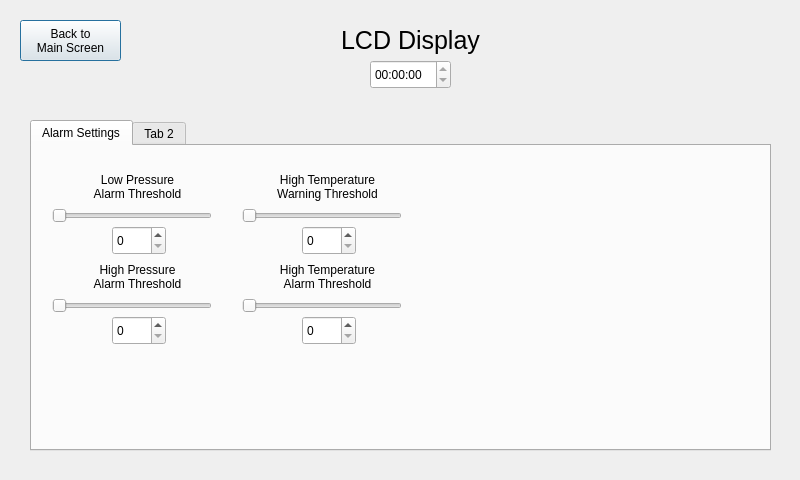
Above: lcd_display.ui from MicrowattAthena/Lena_Modbus before the change. Below: the same form after it.
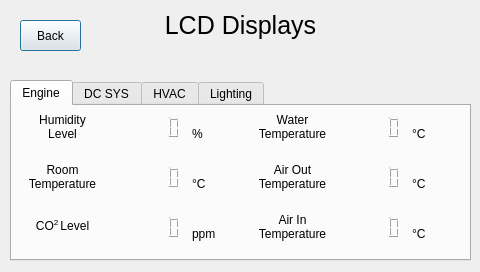
That is the form after the change. The open tabs and pages were chosen to show the change. Icons and pictures are not drawn.

The edit to the form file:
```diff
--- a/lcd_display.ui
+++ b/lcd_display.ui
@@ -6,8 +6,8 @@
    <rect>
     <x>0</x>
     <y>0</y>
-    <width>800</width>
-    <height>480</height>
+    <width>480</width>
+    <height>272</height>
    </rect>
   </property>
   <property name="windowTitle">
@@ -17,13 +17,732 @@
    <iconset resource="interface.qrc">
     <normaloff>:/new/prefix1/Graphics/microwattlogo.png</normaloff>:/new/prefix1/Graphics/microwattlogo.png</iconset>
   </property>
-  <widget class="QLabel" name="label">
+  <widget class="QTabWidget" name="tabWidget">
    <property name="geometry">
     <rect>
-     <x>720</x>
+     <x>10</x>
+     <y>80</y>
+     <width>461</width>
+     <height>181</height>
+    </rect>
+   </property>
+   <property name="tabShape">
+    <enum>QTabWidget::Rounded</enum>
+   </property>
+   <property name="currentIndex">
+    <number>3</number>
+   </property>
+   <widget class="QWidget" name="tab">
+    <attribute name="title">
+     <string>Engine</string>
+    </attribute>
+    <widget class="QLabel" name="label_2">
+     <property name="geometry">
+      <rect>
+       <x>0</x>
+       <y>0</y>
+       <width>101</width>
+       <height>41</height>
+      </rect>
+     </property>
+     <property name="text">
+      <string>Humidity
+Level</string>
+     </property>
+     <property name="alignment">
+      <set>Qt::AlignCenter</set>
+     </property>
+    </widget>
+    <widget class="QLabel" name="label_3">
+     <property name="geometry">
+      <rect>
+       <x>0</x>
+       <y>50</y>
+       <width>101</width>
+       <height>41</height>
+      </rect>
+     </property>
+     <property name="text">
+      <string>Room
+Temperature</string>
+     </property>
+     <property name="alignment">
+      <set>Qt::AlignCenter</set>
+     </property>
+    </widget>
+    <widget class="QLabel" name="label_4">
+     <property name="geometry">
+      <rect>
+       <x>0</x>
+       <y>100</y>
+       <width>101</width>
+       <height>41</height>
+      </rect>
+     </property>
+     <property name="text">
+      <string>&lt;html&gt;&lt;head/&gt;&lt;body&gt;&lt;p&gt;CO&lt;span style=&quot; vertical-align:super;&quot;&gt;2 &lt;/span&gt;Level&lt;/p&gt;&lt;/body&gt;&lt;/html&gt;</string>
+     </property>
+     <property name="alignment">
+      <set>Qt::AlignCenter</set>
+     </property>
+    </widget>
+    <widget class="QLCDNumber" name="display_roomtemp">
+     <property name="geometry">
+      <rect>
+       <x>110</x>
+       <y>60</y>
+       <width>64</width>
+       <height>23</height>
+      </rect>
+     </property>
+     <property name="frameShape">
+      <enum>QFrame::NoFrame</enum>
+     </property>
+    </widget>
+    <widget class="QLabel" name="label_5">
+     <property name="geometry">
+      <rect>
+       <x>180</x>
+       <y>70</y>
+       <width>31</width>
+       <height>16</height>
+      </rect>
+     </property>
+     <property name="text">
+      <string>°C</string>
+     </property>
+    </widget>
+    <widget class="QLCDNumber" name="display_co2">
+     <property name="geometry">
+      <rect>
+       <x>110</x>
+       <y>110</y>
+       <width>64</width>
+       <height>23</height>
+      </rect>
+     </property>
+     <property name="frameShape">
+      <enum>QFrame::NoFrame</enum>
+     </property>
+    </widget>
+    <widget class="QLabel" name="label_6">
+     <property name="geometry">
+      <rect>
+       <x>180</x>
+       <y>120</y>
+       <width>41</width>
+       <height>16</height>
+      </rect>
+     </property>
+     <property name="text">
+      <string>ppm</string>
+     </property>
+    </widget>
+    <widget class="QLCDNumber" name="display_watertemp">
+     <property name="geometry">
+      <rect>
+       <x>330</x>
+       <y>10</y>
+       <width>64</width>
+       <height>23</height>
+      </rect>
+     </property>
+     <property name="frameShape">
+      <enum>QFrame::NoFrame</enum>
+     </property>
+    </widget>
+    <widget class="QLabel" name="label_8">
+     <property name="geometry">
+      <rect>
+       <x>230</x>
+       <y>0</y>
+       <width>101</width>
+       <height>41</height>
+      </rect>
+     </property>
+     <property name="text">
+      <string>Water
+Temperature</string>
+     </property>
+     <property name="alignment">
+      <set>Qt::AlignCenter</set>
+     </property>
+    </widget>
+    <widget class="QLabel" name="label_9">
+     <property name="geometry">
+      <rect>
+       <x>400</x>
+       <y>20</y>
+       <width>31</width>
+       <height>16</height>
+      </rect>
+     </property>
+     <property name="text">
+      <string>°C</string>
+     </property>
+    </widget>
+    <widget class="QLCDNumber" name="display_humidity">
+     <property name="geometry">
+      <rect>
+       <x>110</x>
+       <y>10</y>
+       <width>64</width>
+       <height>23</height>
+      </rect>
+     </property>
+     <property name="frameShape">
+      <enum>QFrame::NoFrame</enum>
+     </property>
+    </widget>
+    <widget class="QLabel" name="label_10">
+     <property name="geometry">
+      <rect>
+       <x>180</x>
+       <y>20</y>
+       <width>31</width>
+       <height>16</height>
+      </rect>
+     </property>
+     <property name="text">
+      <string>%</string>
+     </property>
+    </widget>
+    <widget class="QLCDNumber" name="display_airouttemp">
+     <property name="geometry">
+      <rect>
+       <x>330</x>
+       <y>60</y>
+       <width>64</width>
+       <height>23</height>
+      </rect>
+     </property>
+     <property name="frameShape">
+      <enum>QFrame::NoFrame</enum>
+     </property>
+    </widget>
+    <widget class="QLabel" name="label_15">
+     <property name="geometry">
+      <rect>
+       <x>230</x>
+       <y>50</y>
+       <width>101</width>
+       <height>41</height>
+      </rect>
+     </property>
+     <property name="text">
+      <string>Air Out
+Temperature</string>
+     </property>
+     <property name="alignment">
+      <set>Qt::AlignCenter</set>
+     </property>
+    </widget>
+    <widget class="QLabel" name="label_16">
+     <property name="geometry">
+      <rect>
+       <x>400</x>
+       <y>70</y>
+       <width>31</width>
+       <height>16</height>
+      </rect>
+     </property>
+     <property name="text">
+      <string>°C</string>
+     </property>
+    </widget>
+    <widget class="QLCDNumber" name="display_airintemp">
+     <property name="geometry">
+      <rect>
+       <x>330</x>
+       <y>110</y>
+       <width>64</width>
+       <height>23</height>
+      </rect>
+     </property>
+     <property name="frameShape">
+      <enum>QFrame::NoFrame</enum>
+     </property>
+    </widget>
+    <widget class="QLabel" name="label_18">
+     <property name="geometry">
+      <rect>
+       <x>230</x>
+       <y>100</y>
+       <width>101</width>
+       <height>41</height>
+      </rect>
+     </property>
+     <property name="text">
+      <string>Air In
+Temperature</string>
+     </property>
+     <property name="alignment">
+      <set>Qt::AlignCenter</set>
+     </property>
+    </widget>
+    <widget class="QLabel" name="label_19">
+     <property name="geometry">
+      <rect>
+       <x>400</x>
+       <y>120</y>
+       <width>31</width>
+       <height>16</height>
+      </rect>
+     </property>
+     <property name="text">
+      <string>°C</string>
+     </property>
+    </widget>
+   </widget>
+   <widget class="QWidget" name="tab_2">
+    <attribute name="title">
+     <string>DC SYS</string>
+    </attribute>
+    <widget class="QSlider" name="control_roomtemp">
+     <property name="geometry">
+      <rect>
+       <x>40</x>
+       <y>10</y>
+       <width>21</width>
+       <height>101</height>
+      </rect>
+     </property>
+     <property name="minimum">
+      <number>15</number>
+     </property>
+     <property name="maximum">
+      <number>25</number>
+     </property>
+     <property name="value">
+      <number>18</number>
+     </property>
+     <property name="orientation">
+      <enum>Qt::Vertical</enum>
+     </property>
+    </widget>
+    <widget class="QLabel" name="label_11">
+     <property name="geometry">
+      <rect>
+       <x>0</x>
+       <y>110</y>
+       <width>101</width>
+       <height>41</height>
+      </rect>
+     </property>
+     <property name="text">
+      <string>Room
+Temperature</string>
+     </property>
+     <property name="alignment">
+      <set>Qt::AlignCenter</set>
+     </property>
+    </widget>
+    <widget class="QLabel" name="label_12">
+     <property name="geometry">
+      <rect>
+       <x>270</x>
+       <y>110</y>
+       <width>101</width>
+       <height>41</height>
+      </rect>
+     </property>
+     <property name="text">
+      <string>Low
+Humidity</string>
+     </property>
+     <property name="alignment">
+      <set>Qt::AlignCenter</set>
+     </property>
+    </widget>
+    <widget class="QSlider" name="control_watertemp">
+     <property name="geometry">
+      <rect>
+       <x>130</x>
+       <y>10</y>
+       <width>21</width>
+       <height>101</height>
+      </rect>
+     </property>
+     <property name="minimum">
+      <number>25</number>
+     </property>
+     <property name="maximum">
+      <number>60</number>
+     </property>
+     <property name="value">
+      <number>25</number>
+     </property>
+     <property name="orientation">
+      <enum>Qt::Vertical</enum>
+     </property>
+    </widget>
+    <widget class="QLabel" name="label_13">
+     <property name="geometry">
+      <rect>
+       <x>180</x>
+       <y>110</y>
+       <width>101</width>
+       <height>41</height>
+      </rect>
+     </property>
+     <property name="text">
+      <string>High
+Humidity</string>
+     </property>
+     <property name="alignment">
+      <set>Qt::AlignCenter</set>
+     </property>
+    </widget>
+    <widget class="QSlider" name="control_highhumidity">
+     <property name="geometry">
+      <rect>
+       <x>220</x>
+       <y>10</y>
+       <width>21</width>
+       <height>101</height>
+      </rect>
+     </property>
+     <property name="minimum">
+      <number>0</number>
+     </property>
+     <property name="maximum">
+      <number>100</number>
+     </property>
+     <property name="value">
+      <number>18</number>
+     </property>
+     <property name="orientation">
+      <enum>Qt::Vertical</enum>
+     </property>
+    </widget>
+    <widget class="QLabel" name="label_14">
+     <property name="geometry">
+      <rect>
+       <x>360</x>
+       <y>110</y>
+       <width>101</width>
+       <height>41</height>
+      </rect>
+     </property>
+     <property name="text">
+      <string>CO&lt;span style=&quot; vertical-align:super;&quot;&gt;2&lt;/span&gt;
+Limit</string>
+     </property>
+     <property name="alignment">
+      <set>Qt::AlignCenter</set>
+     </property>
+    </widget>
+    <widget class="QSlider" name="control_lowhumidity">
+     <property name="geometry">
+      <rect>
+       <x>310</x>
+       <y>10</y>
+       <width>21</width>
+       <height>101</height>
+      </rect>
+     </property>
+     <property name="minimum">
+      <number>0</number>
+     </property>
+     <property name="maximum">
+      <number>100</number>
+     </property>
+     <property name="value">
+      <number>18</number>
+     </property>
+     <property name="orientation">
+      <enum>Qt::Vertical</enum>
+     </property>
+    </widget>
+    <widget class="QLabel" name="label_20">
+     <property name="geometry">
+      <rect>
+       <x>90</x>
+       <y>110</y>
+       <width>101</width>
+       <height>41</height>
+      </rect>
+     </property>
+     <property name="text">
+      <string>Water
+Temperature</string>
+     </property>
+     <property name="alignment">
+      <set>Qt::AlignCenter</set>
+     </property>
+    </widget>
+    <widget class="QSlider" name="control_co2limit">
+     <property name="geometry">
+      <rect>
+       <x>400</x>
+       <y>10</y>
+       <width>21</width>
+       <height>101</height>
+      </rect>
+     </property>
+     <property name="minimum">
+      <number>400</number>
+     </property>
+     <property name="maximum">
+      <number>3000</number>
+     </property>
+     <property name="value">
+      <number>400</number>
+     </property>
+     <property name="orientation">
+      <enum>Qt::Vertical</enum>
+     </property>
+    </widget>
+    <widget class="QLabel" name="control_displayroomtemp">
+     <property name="geometry">
+      <rect>
+       <x>60</x>
+       <y>40</y>
+       <width>51</width>
+       <height>31</height>
+      </rect>
+     </property>
+     <property name="text">
+      <string>n/a</string>
+     </property>
+    </widget>
+    <widget class="QLabel" name="control_displaywatertemp">
+     <property name="geometry">
+      <rect>
+       <x>150</x>
+       <y>40</y>
+       <width>51</width>
+       <height>31</height>
+      </rect>
+     </property>
+     <property name="text">
+      <string>n/a</string>
+     </property>
+    </widget>
+    <widget class="QLabel" name="control_displayhighhumidity">
+     <property name="geometry">
+      <rect>
+       <x>240</x>
+       <y>40</y>
+       <width>51</width>
+       <height>31</height>
+      </rect>
+     </property>
+     <property name="text">
+      <string>n/a</string>
+     </property>
+    </widget>
+    <widget class="QLabel" name="control_displaylowhumidity">
+     <property name="geometry">
+      <rect>
+       <x>330</x>
+       <y>40</y>
+       <width>51</width>
+       <height>31</height>
+      </rect>
+     </property>
+     <property name="text">
+      <string>n/a</string>
+     </property>
+    </widget>
+    <widget class="QLabel" name="control_displayco2limit">
+     <property name="geometry">
+      <rect>
+       <x>420</x>
+       <y>40</y>
+       <width>51</width>
+       <height>31</height>
+      </rect>
+     </property>
+     <property name="text">
+      <string>n/a</string>
+     </property>
+    </widget>
+   </widget>
+   <widget class="QWidget" name="tab_3">
+    <attribute name="title">
+     <string>HVAC</string>
+    </attribute>
+    <widget class="QSlider" name="control_ledtolerance">
+     <property name="geometry">
+      <rect>
+       <x>40</x>
+       <y>80</y>
+       <width>160</width>
+       <height>20</height>
+      </rect>
+     </property>
+     <property name="maximum">
+      <number>10</number>
+     </property>
+     <property name="orientation">
+      <enum>Qt::Horizontal</enum>
+     </property>
+    </widget>
+    <widget class="QLabel" name="label_21">
+     <property name="geometry">
+      <rect>
+       <x>60</x>
+       <y>100</y>
+       <width>121</width>
+       <height>31</height>
+      </rect>
+     </property>
+     <property name="text">
+      <string>LED Temperature
+Tolerance (°C)</string>
+     </property>
+     <property name="alignment">
+      <set>Qt::AlignCenter</set>
+     </property>
+    </widget>
+    <widget class="QSlider" name="control_blight">
+     <property name="geometry">
+      <rect>
+       <x>260</x>
+       <y>80</y>
+       <width>160</width>
+       <height>20</height>
+      </rect>
+     </property>
+     <property name="maximum">
+      <number>1000</number>
+     </property>
+     <property name="orientation">
+      <enum>Qt::Horizontal</enum>
+     </property>
+    </widget>
+    <widget class="QLabel" name="label_22">
+     <property name="geometry">
+      <rect>
+       <x>280</x>
+       <y>100</y>
+       <width>121</width>
+       <height>31</height>
+      </rect>
+     </property>
+     <property name="text">
+      <string>Backlight
+Timeout (sec)</string>
+     </property>
+     <property name="alignment">
+      <set>Qt::AlignCenter</set>
+     </property>
+    </widget>
+    <widget class="QLabel" name="control_displayledtolerance">
+     <property name="geometry">
+      <rect>
+       <x>110</x>
+       <y>70</y>
+       <width>61</width>
+       <height>15</height>
+      </rect>
+     </property>
+     <property name="font">
+      <font>
+       <pointsize>9</pointsize>
+      </font>
+     </property>
+     <property name="text">
+      <string>N/A</string>
+     </property>
+    </widget>
+    <widget class="QLabel" name="control_displayblight">
+     <property name="geometry">
+      <rect>
+       <x>330</x>
+       <y>70</y>
+       <width>61</width>
+       <height>15</height>
+      </rect>
+     </property>
+     <property name="font">
+      <font>
+       <pointsize>9</pointsize>
+      </font>
+     </property>
+     <property name="text">
+      <string>N/A</string>
+     </property>
+    </widget>
+    <widget class="QSlider" name="control_backlightbrightness">
+     <property name="geometry">
+      <rect>
+       <x>140</x>
+       <y>20</y>
+       <width>160</width>
+       <height>20</height>
+      </rect>
+     </property>
+     <property name="maximum">
+      <number>8</number>
+     </property>
+     <property name="orientation">
+      <enum>Qt::Horizontal</enum>
+     </property>
+    </widget>
+    <widget class="QLabel" name="control_displaybacklightbrightness">
+     <property name="geometry">
+      <rect>
+       <x>210</x>
+       <y>10</y>
+       <width>61</width>
+       <height>15</height>
+      </rect>
+     </property>
+     <property name="font">
+      <font>
+       <pointsize>9</pointsize>
+      </font>
+     </property>
+     <property name="text">
+      <string>N/A</string>
+     </property>
+    </widget>
+    <widget class="QLabel" name="label_23">
+     <property name="geometry">
+      <rect>
+       <x>160</x>
+       <y>40</y>
+       <width>121</width>
+       <height>31</height>
+      </rect>
+     </property>
+     <property name="text">
+      <string>Backlight
+Brightness</string>
+     </property>
+     <property name="alignment">
+      <set>Qt::AlignCenter</set>
+     </property>
+    </widget>
+   </widget>
+   <widget class="QWidget" name="tab_4">
+    <attribute name="title">
+     <string>Lighting</string>
+    </attribute>
+   </widget>
+  </widget>
+  <widget class="QPushButton" name="pushButton">
+   <property name="geometry">
+    <rect>
+     <x>20</x>
      <y>20</y>
      <width>61</width>
-     <height>61</height>
+     <height>31</height>
+    </rect>
+   </property>
+   <property name="text">
+    <string>Back</string>
+   </property>
+  </widget>
+  <widget class="QLabel" name="logo">
+   <property name="geometry">
+    <rect>
+     <x>430</x>
+     <y>10</y>
+     <width>41</width>
+     <height>41</height>
     </rect>
    </property>
    <property name="text">
@@ -36,27 +755,13 @@
     <bool>true</bool>
    </property>
   </widget>
-  <widget class="QPushButton" name="pushButton">
+  <widget class="QLabel" name="label_17">
    <property name="geometry">
     <rect>
-     <x>20</x>
-     <y>20</y>
-     <width>101</width>
-     <height>41</height>
-    </rect>
-   </property>
-   <property name="text">
-    <string>Back to 
-Main Screen</string>
-   </property>
-  </widget>
-  <widget class="QLabel" name="label_2">
-   <property name="geometry">
-    <rect>
-     <x>120</x>
-     <y>20</y>
-     <width>581</width>
-     <height>41</height>
+     <x>10</x>
+     <y>10</y>
+     <width>461</width>
+     <height>31</height>
     </rect>
    </property>
    <property name="font">
@@ -65,205 +770,12 @@
     </font>
    </property>
    <property name="text">
-    <string>LCD Display</string>
+    <string>LCD Displays</string>
    </property>
    <property name="alignment">
     <set>Qt::AlignCenter</set>
    </property>
   </widget>
-  <widget class="QTimeEdit" name="timeEdit">
-   <property name="geometry">
-    <rect>
-     <x>370</x>
-     <y>60</y>
-     <width>81</width>
-     <height>29</height>
-    </rect>
-   </property>
-   <property name="readOnly">
-    <bool>true</bool>
-   </property>
-  </widget>
-  <widget class="QTabWidget" name="tabWidget">
-   <property name="geometry">
-    <rect>
-     <x>30</x>
-     <y>120</y>
-     <width>741</width>
-     <height>331</height>
-    </rect>
-   </property>
-   <widget class="QWidget" name="tab">
-    <attribute name="title">
-     <string>Alarm Settings</string>
-    </attribute>
-    <widget class="QSlider" name="horizontalSlider">
-     <property name="geometry">
-      <rect>
-       <x>20</x>
-       <y>60</y>
-       <width>160</width>
-       <height>20</height>
-      </rect>
-     </property>
-     <property name="orientation">
-      <enum>Qt::Horizontal</enum>
-     </property>
-    </widget>
-    <widget class="QLabel" name="label_3">
-     <property name="geometry">
-      <rect>
-       <x>50</x>
-       <y>20</y>
-       <width>111</width>
-       <height>41</height>
-      </rect>
-     </property>
-     <property name="text">
-      <string>Low Pressure 
-Alarm Threshold</string>
-     </property>
-     <property name="alignment">
-      <set>Qt::AlignCenter</set>
-     </property>
-    </widget>
-    <widget class="QSlider" name="horizontalSlider_2">
-     <property name="geometry">
-      <rect>
-       <x>20</x>
-       <y>150</y>
-       <width>160</width>
-       <height>20</height>
-      </rect>
-     </property>
-     <property name="orientation">
-      <enum>Qt::Horizontal</enum>
-     </property>
-    </widget>
-    <widget class="QLabel" name="label_4">
-     <property name="geometry">
-      <rect>
-       <x>50</x>
-       <y>110</y>
-       <width>111</width>
-       <height>41</height>
-      </rect>
-     </property>
-     <property name="text">
-      <string>High Pressure 
-Alarm Threshold</string>
-     </property>
-     <property name="alignment">
-      <set>Qt::AlignCenter</set>
-     </property>
-    </widget>
-    <widget class="QLabel" name="label_5">
-     <property name="geometry">
-      <rect>
-       <x>230</x>
-       <y>20</y>
-       <width>131</width>
-       <height>41</height>
-      </rect>
-     </property>
-     <property name="text">
-      <string>High Temperature 
-Warning Threshold</string>
-     </property>
-     <property name="alignment">
-      <set>Qt::AlignCenter</set>
-     </property>
-    </widget>
-    <widget class="QSlider" name="horizontalSlider_3">
-     <property name="geometry">
-      <rect>
-       <x>210</x>
-       <y>60</y>
-       <width>160</width>
-       <height>20</height>
-      </rect>
-     </property>
-     <property name="orientation">
-      <enum>Qt::Horizontal</enum>
-     </property>
-    </widget>
-    <widget class="QLabel" name="label_6">
-     <property name="geometry">
-      <rect>
-       <x>230</x>
-       <y>110</y>
-       <width>131</width>
-       <height>41</height>
-      </rect>
-     </property>
-     <property name="text">
-      <string>High Temperature 
-Alarm Threshold</string>
-     </property>
-     <property name="alignment">
-      <set>Qt::AlignCenter</set>
-     </property>
-    </widget>
-    <widget class="QSlider" name="horizontalSlider_4">
-     <property name="geometry">
-      <rect>
-       <x>210</x>
-       <y>150</y>
-       <width>160</width>
-       <height>20</height>
-      </rect>
-     </property>
-     <property name="orientation">
-      <enum>Qt::Horizontal</enum>
-     </property>
-    </widget>
-    <widget class="QSpinBox" name="spinBox">
-     <property name="geometry">
-      <rect>
-       <x>80</x>
-       <y>170</y>
-       <width>54</width>
-       <height>29</height>
-      </rect>
-     </property>
-    </widget>
-    <widget class="QSpinBox" name="spinBox_2">
-     <property name="geometry">
-      <rect>
-       <x>80</x>
-       <y>80</y>
-       <width>54</width>
-       <height>29</height>
-      </rect>
-     </property>
-    </widget>
-    <widget class="QSpinBox" name="spinBox_3">
-     <property name="geometry">
-      <rect>
-       <x>270</x>
-       <y>170</y>
-       <width>54</width>
-       <height>29</height>
-      </rect>
-     </property>
-    </widget>
-    <widget class="QSpinBox" name="spinBox_4">
-     <property name="geometry">
-      <rect>
-       <x>270</x>
-       <y>80</y>
-       <width>54</width>
-       <height>29</height>
-      </rect>
-     </property>
-    </widget>
-   </widget>
-   <widget class="QWidget" name="tab_2">
-    <attribute name="title">
-     <string>Tab 2</string>
-    </attribute>
-   </widget>
-  </widget>
  </widget>
  <resources>
   <include location="interface.qrc"/>
```
